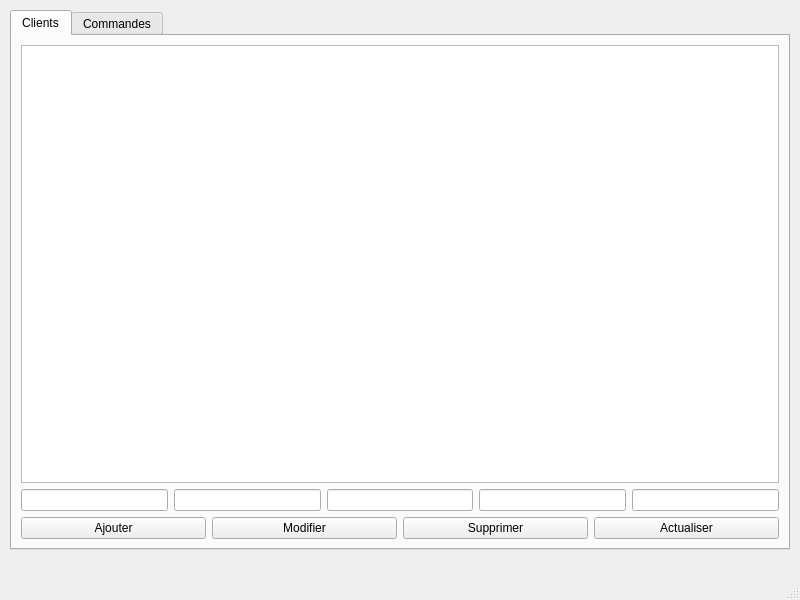
maysoun02/projet-logistique-qt, file projet-logistique-qt/mainwindow.ui: the form before one commit.
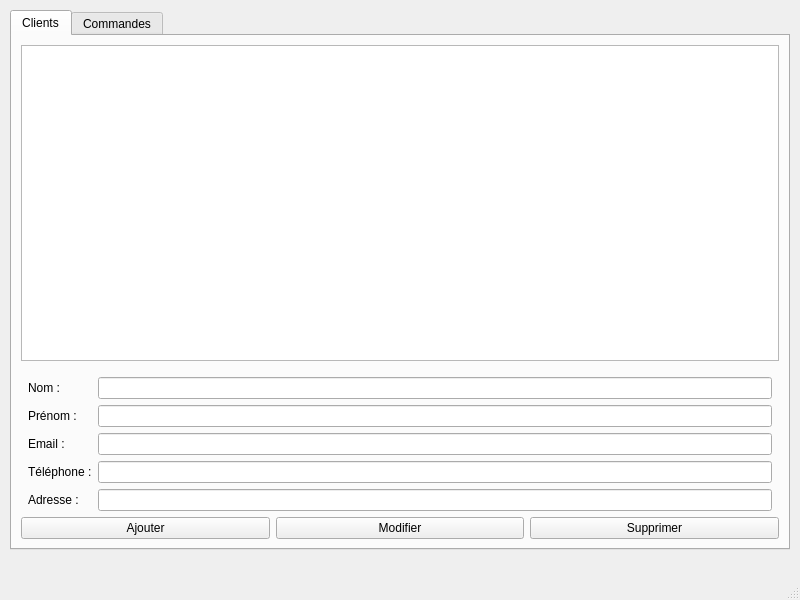
The form after the commit.

Commit message: liaison front et back du client

Patch:
```diff
--- a/projet-logistique-qt/mainwindow.ui
+++ b/projet-logistique-qt/mainwindow.ui
@@ -32,12 +32,97 @@
        <widget class="QTableWidget" name="tableClients"/>
       </item>
       <item>
-       <layout class="QHBoxLayout" name="formClients">
-        <item><widget class="QLineEdit" name="lineNom"/></item>
-        <item><widget class="QLineEdit" name="linePrenom"/></item>
-        <item><widget class="QLineEdit" name="lineEmail"/></item>
-        <item><widget class="QLineEdit" name="lineTel"/></item>
-        <item><widget class="QLineEdit" name="lineAdresse"/></item>
+           <spacer name="verticalSpacer">
+            <property name="orientation">
+             <enum>Qt::Vertical</enum>
+            </property>
+            <property name="sizeType">
+             <enum>QSizePolicy::Fixed</enum>
+            </property>
+            <property name="sizeHint" stdset="0">
+             <size>
+              <width>20</width>
+              <height>10</height>
+             </size>
+            </property>
+           </spacer>
+          </item>
+          <item>
+           <layout class="QHBoxLayout" name="horizontalWrapper">
+            <item>
+             <spacer name="leftSpacer">
+              <property name="orientation">
+               <enum>Qt::Horizontal</enum>
+              </property>
+              <property name="sizeType">
+               <enum>QSizePolicy::Expanding</enum>
+              </property>
+             </spacer>
+            </item>
+            <item>
+             <layout class="QFormLayout" name="formClients">
+              <item row="0" column="0">
+               <widget class="QLabel" name="labelNom">
+                <property name="text">
+                 <string>Nom :</string>
+                </property>
+               </widget>
+              </item>
+              <item row="0" column="1">
+               <widget class="QLineEdit" name="lineNom"/>
+              </item>
+              <item row="1" column="0">
+               <widget class="QLabel" name="labelPrenom">
+                <property name="text">
+                 <string>Prénom :</string>
+                </property>
+               </widget>
+              </item>
+              <item row="1" column="1">
+               <widget class="QLineEdit" name="linePrenom"/>
+              </item>
+              <item row="2" column="0">
+               <widget class="QLabel" name="labelEmail">
+                <property name="text">
+                 <string>Email :</string>
+                </property>
+               </widget>
+              </item>
+              <item row="2" column="1">
+               <widget class="QLineEdit" name="lineEmail"/>
+              </item>
+              <item row="3" column="0">
+               <widget class="QLabel" name="labelTel">
+                <property name="text">
+                 <string>Téléphone :</string>
+                </property>
+               </widget>
+              </item>
+              <item row="3" column="1">
+               <widget class="QLineEdit" name="lineTel"/>
+              </item>
+              <item row="4" column="0">
+               <widget class="QLabel" name="labelAdresse">
+                <property name="text">
+                 <string>Adresse :</string>
+                </property>
+               </widget>
+              </item>
+              <item row="4" column="1">
+               <widget class="QLineEdit" name="lineAdresse"/>
+              </item>
+             </layout>
+            </item>
+            <item>
+             <spacer name="rightSpacer">
+              <property name="orientation">
+               <enum>Qt::Horizontal</enum>
+              </property>
+              <property name="sizeType">
+               <enum>QSizePolicy::Expanding</enum>
+              </property>
+             </spacer>
+            </item>
        </layout>
       </item>
       <item>
@@ -45,7 +130,6 @@
         <item><widget class="QPushButton" name="btnAjouterClient"><property name="text"><string>Ajouter</string></property></widget></item>
         <item><widget class="QPushButton" name="btnModifierClient"><property name="text"><string>Modifier</string></property></widget></item>
         <item><widget class="QPushButton" name="btnSupprimerClient"><property name="text"><string>Supprimer</string></property></widget></item>
-        <item><widget class="QPushButton" name="btnActualiserClient"><property name="text"><string>Actualiser</string></property></widget></item>
        </layout>
       </item>
      </layout>
```
Left out of the diff: 3 changed lines with no effect on the pictures. Lines whose indentation alone changed are shown as unchanged. The commit also changes 3 other files.
